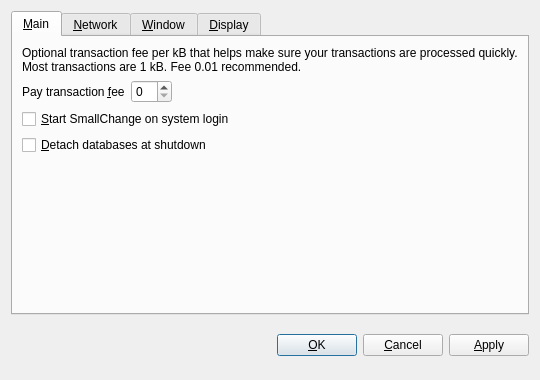
The window that src/qt/forms/optionsdialog.ui (WinterseyeGaming/FreemanCoin) describes before a commit, drawn with Qt 5.
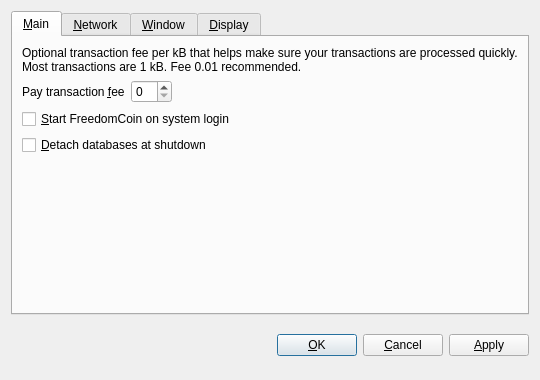
The same window after the commit. The open tabs and pages were chosen to show the change. Custom widgets are drawn as their Qt base class.

Diff of the .ui file:
```diff
--- a/src/qt/forms/optionsdialog.ui
+++ b/src/qt/forms/optionsdialog.ui
@@ -82,7 +82,7 @@
           <string>Automatically start SmallChange after logging in to the system.</string>
          </property>
          <property name="text">
-          <string>&amp;Start SmallChange on system login</string>
+          <string>&amp;Start FreedomCoin on system login</string>
          </property>
         </widget>
        </item>
```
Left out of the diff: 10 changed lines with no effect on the pictures.
